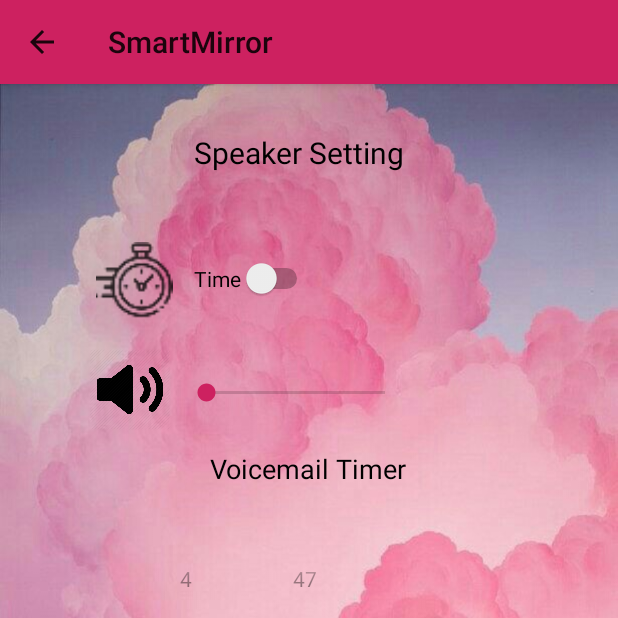
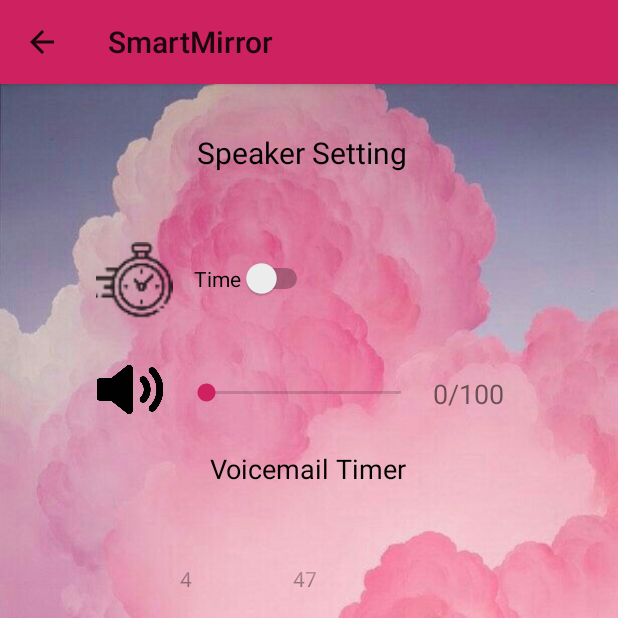
Before and after one commit to Trung28899/SmartMirrorApp, an Android app: the SpeakerControlScreenActivity screen opened directly, with no data from a screen before it, on a phone screen of 412 x 824 dp, the top half of it. Run offline under Robolectric (Android 15) with nearby library versions, the phone set to English and light mode, and no system bars; our stand-ins replace Firebase (no records; nobody signed in at launch, a user with empty details on screens opened directly).

Commit message:
add % to speaker volume

```diff
--- a/smartmirror/src/main/java/smart/mirror/SpeakerControlScreenActivity.java
+++ b/smartmirror/src/main/java/smart/mirror/SpeakerControlScreenActivity.java
@@ -6,6 +6,7 @@ import android.widget.Button;
 import android.widget.ImageView;
 import android.widget.SeekBar;
 import android.widget.Switch;
+import android.widget.TextView;
 import android.widget.TimePicker;
 import android.widget.Toast;
 
@@ -59,11 +60,11 @@ class Speaker{
 public class SpeakerControlScreenActivity extends AppCompatActivity implements View.OnClickListener{
 
     private Switch switchTimeSpeaker;
-    private SeekBar seekBarVolume;
+    private SeekBar sBar;
     private TimePicker timePicker;
     private Button buttonSubmit;
     private String mirrorSerial;
-
+    private TextView tView;
     private DatabaseReference speakerDatabase;
 
     @Override
@@ -89,8 +90,27 @@ public class SpeakerControlScreenActivity extends AppCompatActivity implements V
                 }
             }
         });
-        seekBarVolume = (SeekBar) findViewById(R.id.seekBarVolume);
+        sBar = (SeekBar) findViewById(R.id.seekBarVolume);
         timePicker = (TimePicker) findViewById(R.id.TimePickerSpeaker);
+        tView = (TextView) findViewById(R.id.textView3);
+        tView.setText(sBar.getProgress() + "/" + sBar.getMax());
+        sBar.setOnSeekBarChangeListener(new SeekBar.OnSeekBarChangeListener() {
+            int pval = 0;
+            @Override
+            public void onProgressChanged(SeekBar seekBar, int progress, boolean fromUser) {
+                pval = progress;
+            }
+            @Override
+            public void onStartTrackingTouch(SeekBar seekBar) {
+                //write custom code to on start progress
+            }
+            @Override
+            public void onStopTrackingTouch(SeekBar seekBar) {
+                tView.setText(pval + "/" + seekBar.getMax());
+            }
+        });
+
+
         buttonSubmit = (Button) findViewById(R.id.buttonSubmit);
         buttonSubmit.setOnClickListener(this);
     }
@@ -105,7 +125,7 @@ public class SpeakerControlScreenActivity extends AppCompatActivity implements V
 
         boolean switchStateBluetooth = switchTimeSpeaker.isChecked();
         String time = ""+currentHour+":"+currentMinute;
-        int volume = seekBarVolume.getProgress();
+        int volume = sBar.getProgress();
 
         Speaker speaker = new Speaker(id, "23:58", "23:59", volume);
 
--- a/smartmirror/src/main/res/layout-land/speakercontrol_activity.xml
+++ b/smartmirror/src/main/res/layout-land/speakercontrol_activity.xml
@@ -111,4 +111,14 @@
         app:layout_constraintStart_toStartOf="@+id/background"
         app:layout_constraintTop_toBottomOf="@+id/toolbar" />
 
+    <TextView
+        android:id="@+id/textView3"
+        android:layout_width="wrap_content"
+        android:layout_height="wrap_content"
+        android:layout_marginStart="5dp"
+        android:layout_marginTop="160dp"
+        android:textSize="18dp"
+        app:layout_constraintStart_toEndOf="@+id/seekBarVolume"
+        app:layout_constraintTop_toBottomOf="@+id/toolbar" />
+
 </androidx.constraintlayout.widget.ConstraintLayout>
--- a/smartmirror/src/main/res/layout-sw600dp/speakercontrol_activity.xml
+++ b/smartmirror/src/main/res/layout-sw600dp/speakercontrol_activity.xml
@@ -113,4 +113,14 @@
         app:layout_constraintStart_toStartOf="@+id/background"
         app:layout_constraintTop_toBottomOf="@+id/toolbar" />
 
+    <TextView
+        android:id="@+id/textView3"
+        android:layout_width="92dp"
+        android:layout_height="50dp"
+        android:layout_marginStart="96dp"
+        android:layout_marginTop="284dp"
+        android:textSize="36dp"
+        app:layout_constraintStart_toEndOf="@+id/imageView9"
+        app:layout_constraintTop_toBottomOf="@+id/toolbar" />
+
 </androidx.constraintlayout.widget.ConstraintLayout>
--- a/smartmirror/src/main/res/layout/speakercontrol_activity.xml
+++ b/smartmirror/src/main/res/layout/speakercontrol_activity.xml
@@ -37,8 +37,8 @@
 
     <TextView
         android:id="@+id/textView6"
-        android:layout_width="153dp"
-        android:layout_height="71dp"
+        android:layout_width="149dp"
+        android:layout_height="62dp"
         android:layout_marginStart="125dp"
         android:layout_marginTop="32dp"
         android:layout_marginEnd="126dp"
@@ -71,8 +71,8 @@
 
     <SeekBar
         android:id="@+id/seekBarVolume"
-        android:layout_width="151dp"
-        android:layout_height="20dp"
+        android:layout_width="162dp"
+        android:layout_height="19dp"
         android:layout_marginTop="196dp"
         android:max="100"
         app:layout_constraintStart_toEndOf="@+id/imageView9"
@@ -111,4 +111,14 @@
         app:layout_constraintStart_toStartOf="@+id/background"
         app:layout_constraintTop_toBottomOf="@+id/toolbar" />
 
+    <TextView
+        android:id="@+id/textView3"
+        android:layout_width="wrap_content"
+        android:layout_height="wrap_content"
+        android:layout_marginStart="5dp"
+        android:layout_marginTop="194dp"
+        android:textSize="18dp"
+        app:layout_constraintStart_toEndOf="@+id/seekBarVolume"
+        app:layout_constraintTop_toBottomOf="@+id/toolbar" />
+
 </androidx.constraintlayout.widget.ConstraintLayout>
```
